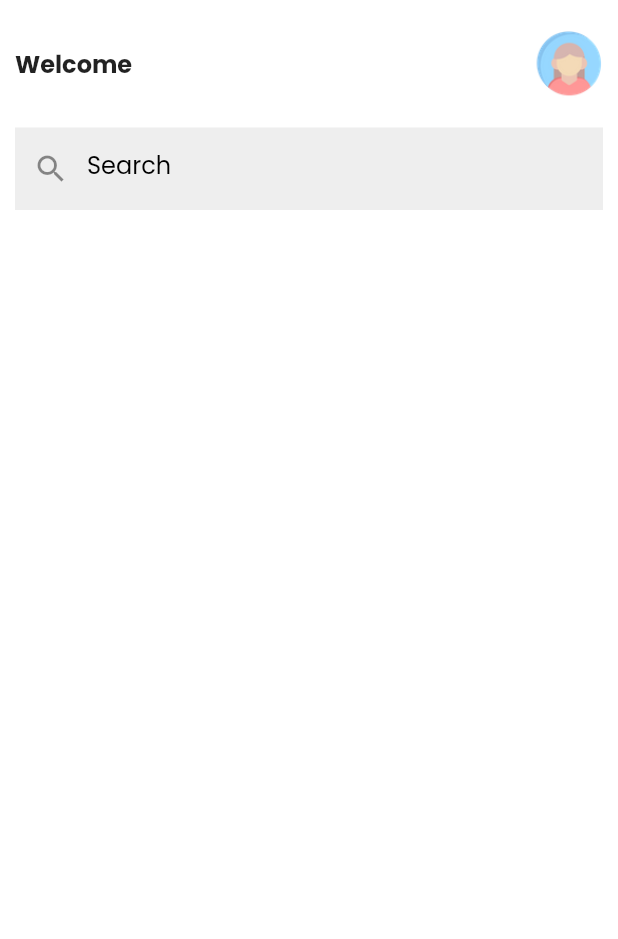
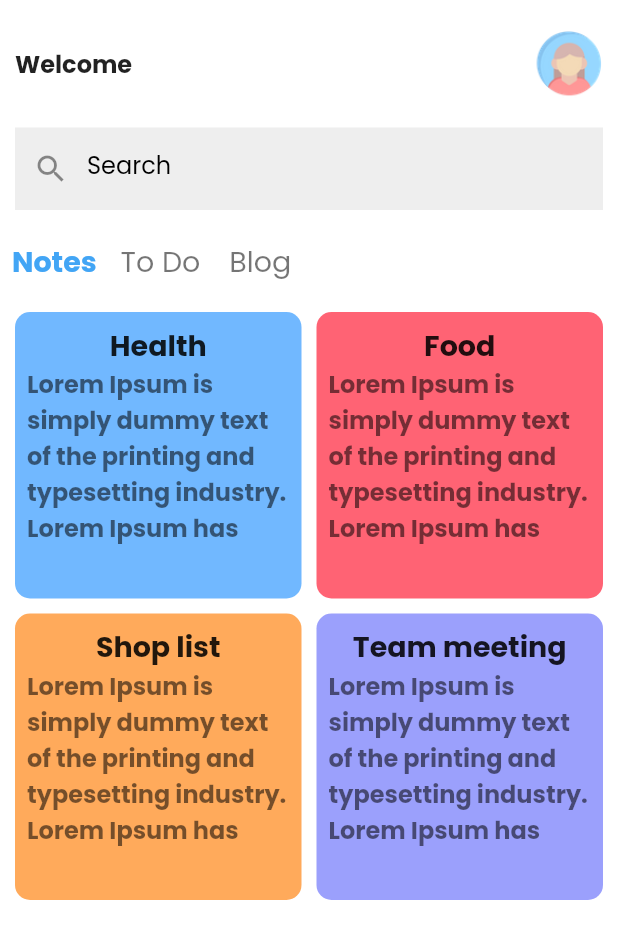
Before and after one commit to Ziber7/Note-App, a Flutter app: the screen it shows after launch, on a phone screen of 412 x 824 dp. Shown: the top 939 px of the screen. Run offline on Flutter 3.47's test engine with Material 2 defaults, Android fonts, the phone set to English and light mode, and no system bars.

Commit message:
List data

```diff
--- /dev/null
+++ b/lib/Screens/components/list_button.dart
@@ -0,0 +1,47 @@
+import 'package:flutter/material.dart';
+
+
+class ListButtonContainer extends StatelessWidget {
+  const ListButtonContainer({
+    Key? key,
+  }) : super(key: key);
+
+  @override
+  Widget build(BuildContext context) {
+    return Padding(
+      padding: const EdgeInsets.symmetric(vertical: 10.0),
+      child: Row(
+        children: [
+          ListButton(
+            isActive: true,press: () {}, title: "Notes",),
+          ListButton(press: () {}, title: "To Do",),
+          ListButton(press: () {}, title: "Blog",),
+        ],
+      ),
+    );
+  }
+}
+
+class ListButton extends StatelessWidget {
+  ListButton({
+    Key? key,
+    this.isActive=false,
+    required this.title, required this.press,
+  }) : super(key: key);
+final String title;
+final VoidCallback press;
+bool isActive;
+  @override
+  Widget build(BuildContext context) {
+    return TextButton(
+      onPressed:press,
+      child: Text(
+        title,
+        style: TextStyle(
+          fontSize: 19,
+          color: isActive==true? Colors.blue[400] : Colors.black54,
+          fontWeight:
+            isActive==true? FontWeight.bold : FontWeight.normal),
+      ));
+  }
+}
--- /dev/null
+++ b/lib/Screens/components/list_data.dart
@@ -0,0 +1,66 @@
+import 'package:flutter/material.dart';
+import 'package:note_app/model/list_model.dart';
+
+
+class Listdata extends StatelessWidget {
+  const Listdata({
+    Key? key,
+  }) : super(key: key);
+
+  @override
+  Widget build(BuildContext context) {
+    return Padding(
+      padding: const EdgeInsets.symmetric(horizontal: 10.0),
+      child: GridView.builder(
+        shrinkWrap: true,
+        physics: ScrollPhysics(),
+        itemCount: products.length,
+        gridDelegate:const SliverGridDelegateWithFixedCrossAxisCount(
+          crossAxisCount: 2,
+          crossAxisSpacing: 10.0,
+          mainAxisSpacing: 10.0,
+        ),
+          itemBuilder: (context,index)=>ListCard(
+
+            product: products[index],
+            press: (){},
+          )),
+    );
+  }
+}
+
+class ListCard extends StatelessWidget {
+  const ListCard({
+    Key? key, required this.product, required this.press,
+  }) : super(key: key);
+final Product product;
+final VoidCallback press;
+  @override
+  Widget build(BuildContext context) {
+    return InkWell(
+      onTap: press,
+      child: Container(
+        padding:const EdgeInsets.all(8.0),
+        decoration: BoxDecoration(
+          color: product.color,
+          borderRadius: BorderRadius.circular(10.0),
+        ),
+        child: Column(
+          children: [
+            Text(product.title,style:const TextStyle(
+              fontWeight: FontWeight.w600,
+              fontSize: 19,
+            ),),
+              Text(product.desc,
+              maxLines: 5,
+              style:const TextStyle(fontSize: 16,
+              color: Colors.black54,
+              fontWeight: FontWeight.w600,
+              ),
+            ),
+          ],
+        )
+      ),
+    );
+  }
+}
--- a/lib/Screens/home_screen.dart
+++ b/lib/Screens/home_screen.dart
@@ -1,6 +1,10 @@
 import 'package:flutter/material.dart';
 import 'components/custom_appbar.dart';
+import 'components/list_button.dart';
+import 'components/list_data.dart';
 import 'components/searchbar.dart';
+
+import 'package:note_app/model/list_model.dart';
 
 class HomeScreen extends StatefulWidget {
   const HomeScreen({ Key? key }) : super(key: key);
@@ -14,15 +18,17 @@ class _HomeScreenState extends State<HomeScreen> {
   Widget build(BuildContext context) {
     return Scaffold(
       backgroundColor: Colors.white,
-      body: SafeArea(child: Column(
-        children: [
-          const CustomAppBar(),
-          const SearchBar(),
-          Row(
-            children: [
+      body: SafeArea(child: ListView(
+        children:const [
+          // App Bar section
+          CustomAppBar(),
+          // Search section
+          SearchBar(),
+          ListButtonContainer(),
+          // now we create add list data
 
-            ],
-          )
+
+          Listdata(),
         ],
       )),
     );
--- /dev/null
+++ b/lib/model/list_model.dart
@@ -0,0 +1,38 @@
+import 'package:flutter/material.dart';
+
+class Product {
+  final String title, desc;
+  final Color color;
+  Product({
+    required this.title,
+    required this.desc,
+    required this.color,
+  });
+}
+
+List<Product> products = [
+  Product(
+    title: "Health",
+    color: Color(0xFF71b8ff),
+    desc:
+        "Lorem Ipsum is simply dummy text of the printing and typesetting industry. Lorem Ipsum has been the industry's standard dummy text ever since the 1500s,",
+  ),
+  Product(
+    title: "Food",
+    color: Color(0xFFff6374),
+    desc:
+        "Lorem Ipsum is simply dummy text of the printing and typesetting industry. Lorem Ipsum has been the industry's standard dummy text ever since the 1500s,",
+  ),
+  Product(
+    title: "Shop list",
+    color: Color(0xFFffaa5b),
+    desc:
+        "Lorem Ipsum is simply dummy text of the printing and typesetting industry. Lorem Ipsum has been the industry's standard dummy text ever since the 1500s,",
+  ),
+  Product(
+    title: "Team meeting",
+    color: Color(0xFF9ba0fc),
+    desc:
+        "Lorem Ipsum is simply dummy text of the printing and typesetting industry. Lorem Ipsum has been the industry's standard dummy text ever since the 1500s,",
+  ),
+];
```
